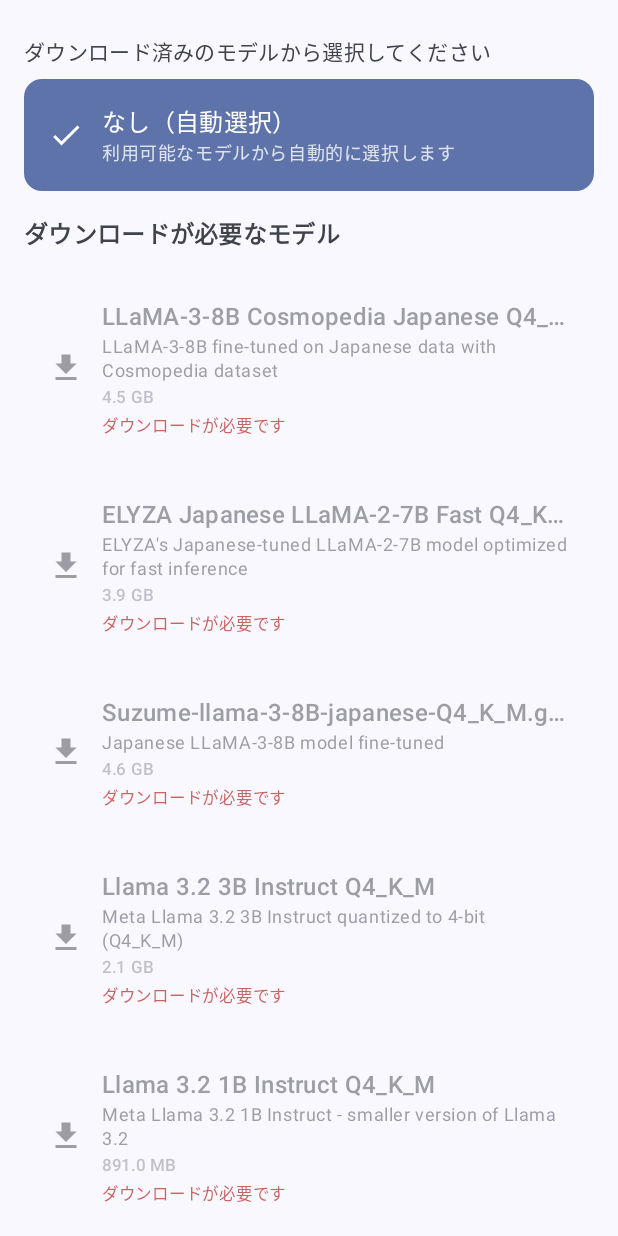
After one commit to MasayukiSuda/DroidKaigiLocalLLMSample, an Android app built with Jetpack Compose: the composable ModelSelectionScreen shown on its own in the app's theme, on a phone screen of 412 x 824 dp. The commit adds this screen. Run offline under Robolectric (Android 15) with nearby library versions, the phone set to English and light mode, and no system bars; our stand-ins replace Dagger/Hilt's generated code.

Commit message:
Add ModelSelection

```diff
--- a/app/src/main/java/com/daasuu/llmsample/data/model/ModelInfo.kt
+++ b/app/src/main/java/com/daasuu/llmsample/data/model/ModelInfo.kt
@@ -3,7 +3,6 @@ package com.daasuu.llmsample.data.model
 data class ModelInfo(
     val id: String,
     val name: String,
-    val provider: LLMProvider,
     val downloadUrl: String,
     val fileSize: Long,
     val description: String,
--- a/app/src/main/java/com/daasuu/llmsample/data/settings/SettingsRepository.kt
+++ b/app/src/main/java/com/daasuu/llmsample/data/settings/SettingsRepository.kt
@@ -6,6 +6,8 @@ import kotlinx.coroutines.flow.Flow
 interface SettingsRepository {
     val currentProvider: Flow<LLMProvider>
     val isGpuEnabled: Flow<Boolean>
+    val selectedLlamaModel: Flow<String?>
     suspend fun setCurrentProvider(provider: LLMProvider)
     suspend fun setGpuEnabled(enabled: Boolean)
+    suspend fun setSelectedLlamaModel(modelId: String?)
 }
--- a/app/src/main/java/com/daasuu/llmsample/ui/screens/model_download/ModelDownloadViewModel.kt
+++ b/app/src/main/java/com/daasuu/llmsample/ui/screens/model_download/ModelDownloadViewModel.kt
@@ -2,7 +2,6 @@ package com.daasuu.llmsample.ui.screens.model_download
 
 import androidx.lifecycle.ViewModel
 import androidx.lifecycle.viewModelScope
-import com.daasuu.llmsample.data.model.LLMProvider
 import com.daasuu.llmsample.data.model.ModelInfo
 import com.daasuu.llmsample.data.model_manager.ModelManager
 import dagger.hilt.android.lifecycle.HiltViewModel
@@ -28,9 +27,9 @@ class ModelDownloadViewModel @Inject constructor(
     }
 
     private fun loadModels() {
-        // llama.cpp など既存は維持。LiteRT は assets 手置き運用のため一覧から除外
+        // llama.cpp など既存は維持。
         _models.value =
-            modelManager.getAvailableModels().filter { it.provider != LLMProvider.LITE_RT }
+            modelManager.getAvailableModels()
     }
 
     fun downloadModel(modelId: String) {
--- /dev/null
+++ b/app/src/main/java/com/daasuu/llmsample/ui/screens/model_selection/ModelSelectionScreen.kt
@@ -0,0 +1,257 @@
+package com.daasuu.llmsample.ui.screens.model_selection
+
+import android.annotation.SuppressLint
+import androidx.compose.foundation.clickable
+import androidx.compose.foundation.layout.Arrangement
+import androidx.compose.foundation.layout.Box
+import androidx.compose.foundation.layout.Column
+import androidx.compose.foundation.layout.Row
+import androidx.compose.foundation.layout.fillMaxSize
+import androidx.compose.foundation.layout.fillMaxWidth
+import androidx.compose.foundation.layout.padding
+import androidx.compose.foundation.lazy.LazyColumn
+import androidx.compose.foundation.lazy.items
+import androidx.compose.material.icons.Icons
+import androidx.compose.material.icons.filled.Check
+import androidx.compose.material.icons.filled.Download
+import androidx.compose.material3.Card
+import androidx.compose.material3.CardDefaults
+import androidx.compose.material3.CircularProgressIndicator
+import androidx.compose.material3.ExperimentalMaterial3Api
+import androidx.compose.material3.Icon
+import androidx.compose.material3.MaterialTheme
+import androidx.compose.material3.Text
+import androidx.compose.runtime.Composable
+import androidx.compose.runtime.DisposableEffect
+import androidx.compose.runtime.collectAsState
+import androidx.compose.runtime.getValue
+import androidx.compose.ui.Alignment
+import androidx.compose.ui.Modifier
+import androidx.compose.ui.platform.LocalLifecycleOwner
+import androidx.compose.ui.text.font.FontWeight
+import androidx.compose.ui.text.style.TextOverflow
+import androidx.compose.ui.unit.dp
+import androidx.hilt.navigation.compose.hiltViewModel
+import androidx.lifecycle.Lifecycle
+import androidx.lifecycle.LifecycleEventObserver
+
+@OptIn(ExperimentalMaterial3Api::class)
+@Composable
+fun ModelSelectionScreen(
+    viewModel: ModelSelectionViewModel = hiltViewModel()
+) {
+    val availableModels by viewModel.availableModels.collectAsState()
+    val selectedModel by viewModel.selectedModel.collectAsState()
+    val isLoading by viewModel.isLoading.collectAsState()
+    val lifecycleOwner = LocalLifecycleOwner.current
+
+    // ライフサイクルを監視してonResumeでrefreshModelsを呼び出す
+    DisposableEffect(lifecycleOwner) {
+        val observer = LifecycleEventObserver { _, event ->
+            if (event == Lifecycle.Event.ON_RESUME) {
+                viewModel.refreshModels()
+            }
+        }
+
+        lifecycleOwner.lifecycle.addObserver(observer)
+
+        onDispose {
+            lifecycleOwner.lifecycle.removeObserver(observer)
+        }
+    }
+
+    Column(
+        modifier = Modifier
+            .fillMaxSize()
+            .padding(16.dp)
+    ) {
+        Text(
+            text = "ダウンロード済みのモデルから選択してください",
+            style = MaterialTheme.typography.bodyMedium,
+            color = MaterialTheme.colorScheme.onSurfaceVariant,
+            modifier = Modifier.padding(vertical = 8.dp)
+        )
+
+        if (isLoading) {
+            Box(
+                modifier = Modifier.fillMaxSize(),
+                contentAlignment = Alignment.Center
+            ) {
+                CircularProgressIndicator()
+            }
+        } else {
+            val downloadedModels = availableModels.filter { it.isDownloaded }
+            val notDownloadedModels = availableModels.filter { !it.isDownloaded }
+
+            LazyColumn(
+                verticalArrangement = Arrangement.spacedBy(8.dp)
+            ) {
+                // 「なし」オプションを追加
+                item {
+                    ModelSelectionItem(
+                        title = "なし（自動選択）",
+                        description = "利用可能なモデルから自動的に選択します",
+                        isSelected = selectedModel == null,
+                        isDownloaded = true,
+                        fileSize = null,
+                        onClick = { viewModel.selectModel(null) }
+                    )
+                }
+
+                if (downloadedModels.isNotEmpty()) {
+                    item {
+                        Text(
+                            text = "利用可能なモデル",
+                            style = MaterialTheme.typography.titleMedium,
+                            fontWeight = FontWeight.Bold,
+                            color = MaterialTheme.colorScheme.primary,
+                            modifier = Modifier.padding(vertical = 8.dp)
+                        )
+                    }
+
+                    items(downloadedModels) { model ->
+                        ModelSelectionItem(
+                            title = model.name,
+                            description = model.description,
+                            isSelected = selectedModel == model.id,
+                            isDownloaded = model.isDownloaded,
+                            fileSize = model.fileSize,
+                            onClick = { viewModel.selectModel(model.id) }
+                        )
+                    }
+                }
+
+                if (notDownloadedModels.isNotEmpty()) {
+                    item {
+                        Text(
+                            text = "ダウンロードが必要なモデル",
+                            style = MaterialTheme.typography.titleMedium,
+                            fontWeight = FontWeight.Bold,
+                            color = MaterialTheme.colorScheme.onSurfaceVariant,
+                            modifier = Modifier.padding(vertical = 8.dp)
+                        )
+                    }
+
+                    items(notDownloadedModels) { model ->
+                        ModelSelectionItem(
+                            title = model.name,
+                            description = model.description,
+                            isSelected = false,
+                            isDownloaded = model.isDownloaded,
+                            fileSize = model.fileSize,
+                            onClick = { /* ダウンロードが必要 */ }
+                        )
+                    }
+                }
+            }
+        }
+    }
+}
+
+@Composable
+private fun ModelSelectionItem(
+    title: String,
+    description: String,
+    isSelected: Boolean,
+    isDownloaded: Boolean,
+    fileSize: Long?,
+    onClick: () -> Unit
+) {
+    Card(
+        modifier = Modifier
+            .fillMaxWidth()
+            .clickable(enabled = isDownloaded) { onClick() },
+        colors = CardDefaults.cardColors(
+            containerColor = when {
+                isSelected -> MaterialTheme.colorScheme.primaryContainer
+                isDownloaded -> MaterialTheme.colorScheme.surface
+                else -> MaterialTheme.colorScheme.surface.copy(alpha = 0.5f)
+            }
+        )
+    ) {
+        Row(
+            modifier = Modifier.padding(16.dp),
+            verticalAlignment = Alignment.CenterVertically
+        ) {
+            // アイコン
+            Icon(
+                imageVector = when {
+                    isSelected -> Icons.Default.Check
+                    isDownloaded -> Icons.Default.Check
+                    else -> Icons.Default.Download
+                },
+                contentDescription = null,
+                tint = when {
+                    isSelected -> MaterialTheme.colorScheme.onPrimaryContainer
+                    isDownloaded -> MaterialTheme.colorScheme.onSurface
+                    else -> MaterialTheme.colorScheme.onSurfaceVariant.copy(alpha = 0.5f)
+                },
+                modifier = Modifier.padding(end = 12.dp)
+            )
+
+            Column(
+                modifier = Modifier.weight(1f)
+            ) {
+                Text(
+                    text = title,
+                    style = MaterialTheme.typography.titleMedium,
+                    color = when {
+                        isSelected -> MaterialTheme.colorScheme.onPrimaryContainer
+                        isDownloaded -> MaterialTheme.colorScheme.onSurface
+                        else -> MaterialTheme.colorScheme.onSurfaceVariant.copy(alpha = 0.5f)
+                    },
+                    maxLines = 1,
+                    overflow = TextOverflow.Ellipsis
+                )
+
+                Text(
+                    text = description,
+                    style = MaterialTheme.typography.bodySmall,
+                    color = when {
+                        isSelected -> MaterialTheme.colorScheme.onPrimaryContainer.copy(alpha = 0.8f)
+                        isDownloaded -> MaterialTheme.colorScheme.onSurfaceVariant
+                        else -> MaterialTheme.colorScheme.onSurfaceVariant.copy(alpha = 0.5f)
+                    },
+                    maxLines = 2,
+                    overflow = TextOverflow.Ellipsis
+                )
+
+                if (fileSize != null) {
+                    Text(
+                        text = formatFileSize(fileSize),
+                        style = MaterialTheme.typography.labelSmall,
+                        color = when {
+                            isSelected -> MaterialTheme.colorScheme.onPrimaryContainer.copy(alpha = 0.6f)
+                            isDownloaded -> MaterialTheme.colorScheme.onSurfaceVariant.copy(alpha = 0.8f)
+                            else -> MaterialTheme.colorScheme.onSurfaceVariant.copy(alpha = 0.3f)
+                        },
+                        modifier = Modifier.padding(top = 2.dp)
+                    )
+                }
+
+                if (!isDownloaded) {
+                    Text(
+                        text = "ダウンロードが必要です",
+                        style = MaterialTheme.typography.labelSmall,
+                        color = MaterialTheme.colorScheme.error.copy(alpha = 0.7f),
+                        modifier = Modifier.padding(top = 2.dp)
+                    )
+                }
+            }
+        }
+    }
+}
+
+@SuppressLint("DefaultLocale")
+private fun formatFileSize(bytes: Long): String {
+    val units = arrayOf("B", "KB", "MB", "GB", "TB")
+    var size = bytes.toFloat()
+    var unitIndex = 0
+
+    while (size >= 1024 && unitIndex < units.size - 1) {
+        size /= 1024
+        unitIndex++
+    }
+
+    return String.format("%.1f %s", size, units[unitIndex])
+}
--- /dev/null
+++ b/app/src/main/java/com/daasuu/llmsample/ui/screens/model_selection/ModelSelectionViewModel.kt
@@ -0,0 +1,65 @@
+package com.daasuu.llmsample.ui.screens.model_selection
+
+import androidx.lifecycle.ViewModel
+import androidx.lifecycle.viewModelScope
+import com.daasuu.llmsample.data.model.ModelInfo
+import com.daasuu.llmsample.data.model_manager.ModelManager
+import com.daasuu.llmsample.data.settings.SettingsRepository
+import dagger.hilt.android.lifecycle.HiltViewModel
+import kotlinx.coroutines.flow.MutableStateFlow
+import kotlinx.coroutines.flow.StateFlow
+import kotlinx.coroutines.flow.asStateFlow
+import kotlinx.coroutines.launch
+import javax.inject.Inject
+
+@HiltViewModel
+class ModelSelectionViewModel @Inject constructor(
+    private val modelManager: ModelManager,
+    private val settingsRepository: SettingsRepository
+) : ViewModel() {
+
+    private val _availableModels = MutableStateFlow<List<ModelInfo>>(emptyList())
+    val availableModels: StateFlow<List<ModelInfo>> = _availableModels.asStateFlow()
+
+    private val _selectedModel = MutableStateFlow<String?>(null)
+    val selectedModel: StateFlow<String?> = _selectedModel.asStateFlow()
+
+    private val _isLoading = MutableStateFlow(true)
+    val isLoading: StateFlow<Boolean> = _isLoading.asStateFlow()
+
+    init {
+        viewModelScope.launch {
+            // 設定から現在選択されているモデルを読み込み
+            settingsRepository.selectedLlamaModel.collect { modelId ->
+                _selectedModel.value = modelId
+            }
+        }
+
+        loadModels()
+    }
+
+    private fun loadModels() {
+        viewModelScope.launch {
+            _isLoading.value = true
+            try {
+                val models = modelManager.getAvailableModels()
+                _availableModels.value = models
+            } catch (e: Exception) {
+                // エラーハンドリング
+                _availableModels.value = emptyList()
+            } finally {
+                _isLoading.value = false
+            }
+        }
+    }
+
+    fun selectModel(modelId: String?) {
+        viewModelScope.launch {
+            settingsRepository.setSelectedLlamaModel(modelId)
+        }
+    }
+
+    fun refreshModels() {
+        loadModels()
+    }
+}
```
Also changed, not shown: app/src/main/java/com/daasuu/llmsample/data/llm/llamacpp/LlamaCppRepository.kt (+52 -25 lines), app/src/main/java/com/daasuu/llmsample/data/model_manager/ModelManager.kt (+9 -55 lines), app/src/main/java/com/daasuu/llmsample/data/settings/SettingsRepositoryImpl.kt (+17 -0 lines), app/src/main/java/com/daasuu/llmsample/ui/screens/settings/SettingsScreen.kt (+74 -131 lines), app/src/main/java/com/daasuu/llmsample/ui/screens/settings/SettingsViewModel.kt (+28 -25 lines).
